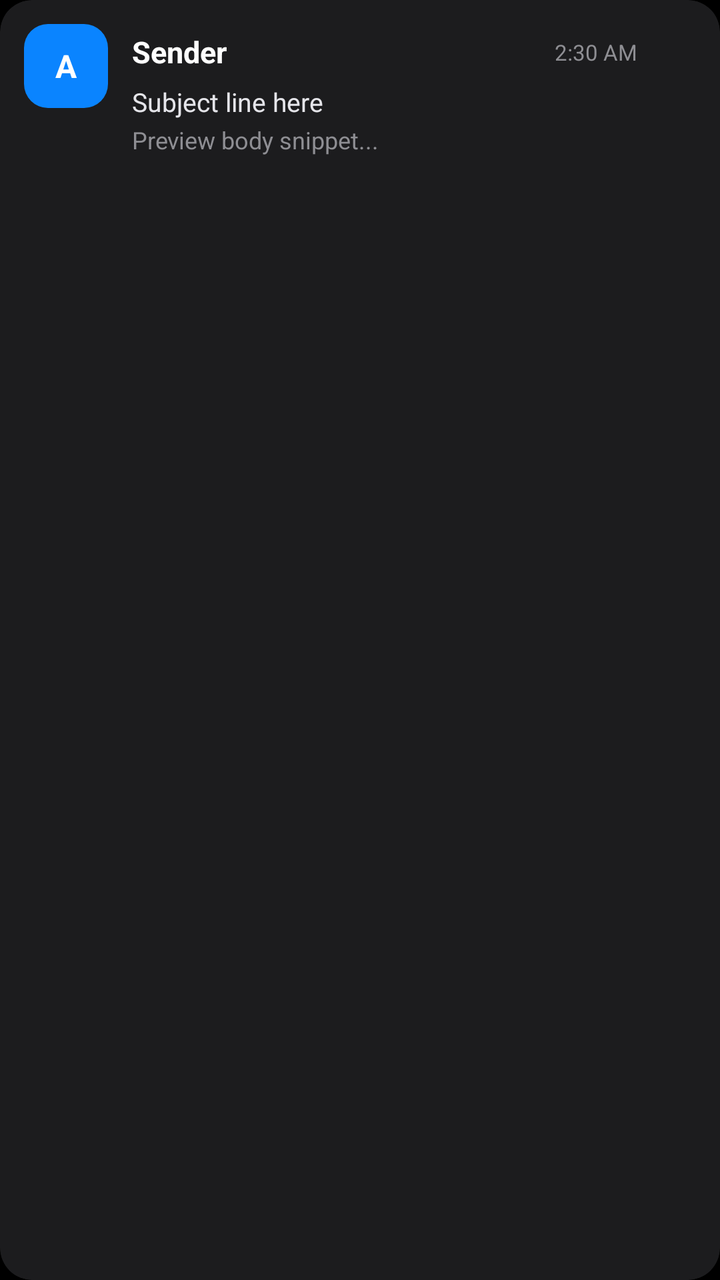
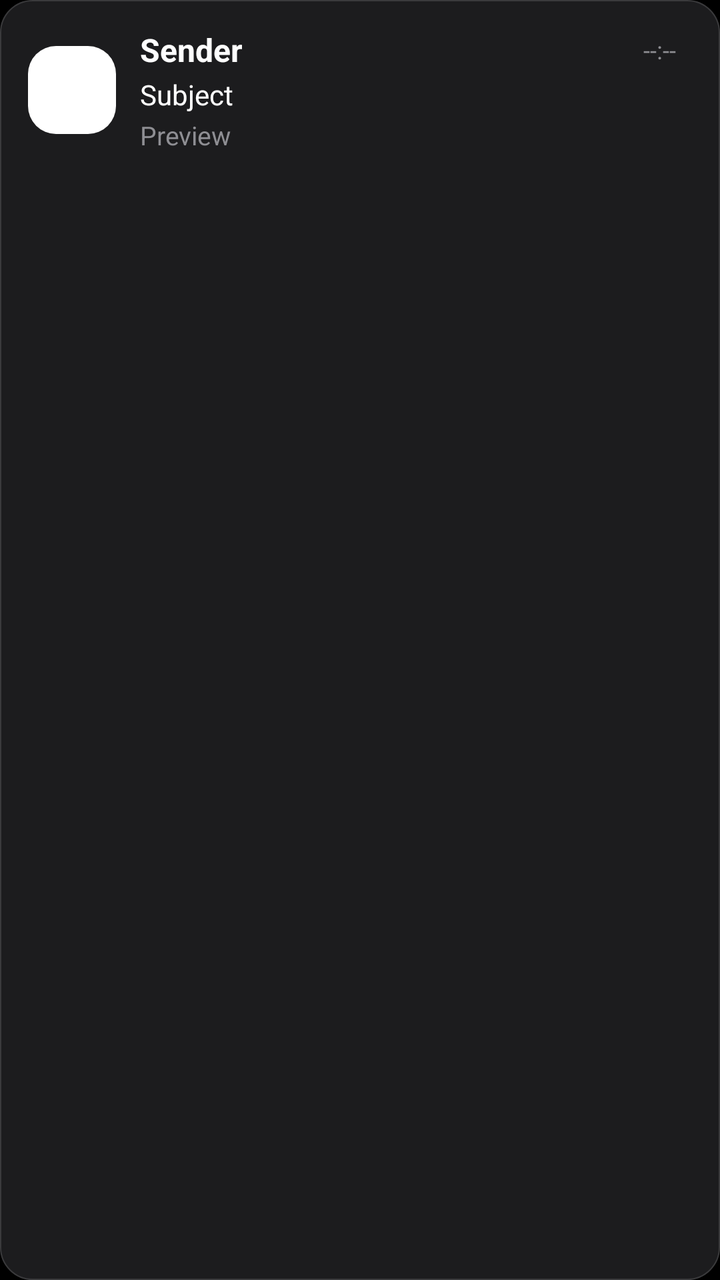

The first picture is an Android layout as it rendered before a commit; the second is the same layout after the commit. The layout source and the unified diff follow.
<!-- AndroidManifest.xml: application theme Theme.QuettaTempMail -->
<!-- res/layout/item_message.xml -->
<?xml version="1.0" encoding="utf-8"?>
<androidx.cardview.widget.CardView xmlns:android="http://schemas.android.com/apk/res/android"
    xmlns:app="http://schemas.android.com/apk/res-auto"
    android:layout_width="match_parent"
    android:layout_height="wrap_content"
    android:layout_marginBottom="10dp"
    app:cardBackgroundColor="#1C1C1E"
    app:cardCornerRadius="16dp"
    app:cardElevation="0dp"
    app:cardPreventCornerOverlap="false"
    app:contentPadding="12dp">

    <LinearLayout
        android:layout_width="match_parent"
        android:layout_height="wrap_content"
        android:orientation="horizontal">

        
        <FrameLayout
            android:id="@+id/avatarFrame"
            android:layout_width="42dp"
            android:layout_height="42dp"
            android:background="@drawable/bg_squircle_blue"
            android:layout_marginEnd="12dp">
            <TextView
                android:id="@+id/tvAvatarText"
                android:layout_width="wrap_content"
                android:layout_height="wrap_content"
                android:layout_gravity="center"
                android:text="A"
                android:textColor="#FFFFFF"
                android:textSize="16sp"
                android:textStyle="bold"/>
        </FrameLayout>

        <LinearLayout
            android:layout_width="0dp"
            android:layout_height="wrap_content"
            android:layout_weight="1"
            android:orientation="vertical">

            <LinearLayout
                android:layout_width="match_parent"
                android:layout_height="wrap_content"
                android:orientation="horizontal"
                android:gravity="center_vertical"
                android:layout_marginBottom="2dp">
                <TextView
                    android:id="@+id/tvSender"
                    android:layout_width="0dp"
                    android:layout_height="wrap_content"
                    android:layout_weight="1"
                    android:text="Sender"
                    android:textColor="#FFFFFF"
                    android:textSize="15sp"
                    android:textStyle="bold"
                    android:singleLine="true"
                    android:ellipsize="end"/>
                <TextView
                    android:id="@+id/tvTime"
                    android:layout_width="wrap_content"
                    android:layout_height="wrap_content"
                    android:text="2:30 AM"
                    android:textColor="#8E8E93"
                    android:textSize="11sp"
                    android:layout_marginStart="8dp"/>
                <CheckBox
                    android:id="@+id/cbStar"
                    android:layout_width="28dp"
                    android:layout_height="28dp"
                    android:button="@drawable/selector_star"
                    android:background="?attr/selectableItemBackgroundBorderless"
                    android:layout_marginStart="4px"/>
            </LinearLayout>

            <TextView
                android:id="@+id/tvSubject"
                android:layout_width="match_parent"
                android:layout_height="wrap_content"
                android:text="Subject line here"
                android:textColor="#E5E5EA"
                android:textSize="13sp"
                android:singleLine="true"
                android:ellipsize="end"
                android:layout_marginBottom="2dp"/>

            <TextView
                android:id="@+id/tvPreview"
                android:layout_width="match_parent"
                android:layout_height="wrap_content"
                android:text="Preview body snippet..."
                android:textColor="#8E8E93"
                android:textSize="12sp"
                android:singleLine="true"
                android:ellipsize="end"/>

            <Button
                android:id="@+id/btnCopyOtpChip"
                android:layout_width="wrap_content"
                android:layout_height="28dp"
                android:background="@drawable/bg_otp_chip"
                android:text="📋 Copy OTP: 8432"
                android:textColor="#4ADE80"
                android:textSize="11sp"
                android:paddingStart="10dp"
                android:paddingEnd="10dp"
                android:layout_marginTop="6dp"
                android:visibility="gone"
                android:stateListAnimator="@null"/>
        </LinearLayout>

    </LinearLayout>
</androidx.cardview.widget.CardView>
<!-- resources referenced by this layout -->
<resources>
  <!-- drawable bg_otp_chip (drawable) -->
  <?xml version="1.0" encoding="utf-8"?>
  <shape xmlns:android="http://schemas.android.com/apk/res/android" android:shape="rectangle">
      <solid android:color="#283A2E"/>
      <corners android:radius="8dp"/>
      <stroke android:width="0.5dp" android:color="#4ADE80"/>
  </shape>
  <!-- drawable bg_squircle_blue (drawable) -->
  <?xml version="1.0" encoding="utf-8"?>
  <shape xmlns:android="http://schemas.android.com/apk/res/android" android:shape="rectangle">
      <solid android:color="#0A84FF"/>
      <corners android:radius="12dp"/>
  </shape>
  <!-- drawable selector_star (drawable) -->
  <?xml version="1.0" encoding="utf-8"?>
  <selector xmlns:android="http://schemas.android.com/apk/res/android">
      <item android:state_checked="true">
          <shape android:shape="rectangle"><solid android:color="#FFD60A"/></shape>
      </item>
      <item>
          <shape android:shape="rectangle"><solid android:color="#8E8E93"/></shape>
      </item>
  </selector>
  <style name="Theme.QuettaTempMail" parent="Theme.AppCompat.NoActionBar">
          <item name="android:statusBarColor">#000000</item>
          <item name="android:navigationBarColor">#1C1C1E</item>
          <item name="android:windowBackground">#000000</item>
      </style>
</resources>

<!-- the commit's change to res/layout/item_message.xml (unified diff, before → after) -->
@@ -1,113 +1,227 @@
 <?xml version="1.0" encoding="utf-8"?>
-<androidx.cardview.widget.CardView xmlns:android="http://schemas.android.com/apk/res/android"
-    xmlns:app="http://schemas.android.com/apk/res-auto"
+<LinearLayout xmlns:android="http://schemas.android.com/apk/res/android"
     android:layout_width="match_parent"
     android:layout_height="wrap_content"
-    android:layout_marginBottom="10dp"
-    app:cardBackgroundColor="#1C1C1E"
-    app:cardCornerRadius="16dp"
-    app:cardElevation="0dp"
-    app:cardPreventCornerOverlap="false"
-    app:contentPadding="12dp">
-
+    android:background="@drawable/bg_ios_card"
+    android:orientation="vertical"
+    android:layout_marginTop="8dp"
+    android:padding="14dp">
+
+    
     <LinearLayout
         android:layout_width="match_parent"
         android:layout_height="wrap_content"
+        android:gravity="center_vertical"
         android:orientation="horizontal">
 
-        
         <FrameLayout
             android:id="@+id/avatarFrame"
-            android:layout_width="42dp"
-            android:layout_height="42dp"
-            android:background="@drawable/bg_squircle_blue"
-            android:layout_marginEnd="12dp">
+            android:layout_width="44dp"
+            android:layout_height="44dp"
+            android:background="@drawable/bg_avatar">
+
             <TextView
                 android:id="@+id/tvAvatarText"
-                android:layout_width="wrap_content"
-                android:layout_height="wrap_content"
-                android:layout_gravity="center"
-                android:text="A"
+                android:layout_width="match_parent"
+                android:layout_height="match_parent"
+                android:gravity="center"
+                android:text="Q"
                 android:textColor="#FFFFFF"
-                android:textSize="16sp"
-                android:textStyle="bold"/>
+                android:textSize="18sp"
+                android:textStyle="bold" />
         </FrameLayout>
 
         <LinearLayout
             android:layout_width="0dp"
             android:layout_height="wrap_content"
+            android:layout_marginStart="12dp"
             android:layout_weight="1"
             android:orientation="vertical">
 
             <LinearLayout
                 android:layout_width="match_parent"
                 android:layout_height="wrap_content"
-                android:orientation="horizontal"
                 android:gravity="center_vertical"
-                android:layout_marginBottom="2dp">
+                android:orientation="horizontal">
+
                 <TextView
                     android:id="@+id/tvSender"
                     android:layout_width="0dp"
                     android:layout_height="wrap_content"
                     android:layout_weight="1"
+                    android:ellipsize="end"
+                    android:maxLines="1"
                     android:text="Sender"
                     android:textColor="#FFFFFF"
-                    android:textSize="15sp"
-                    android:textStyle="bold"
-                    android:singleLine="true"
-                    android:ellipsize="end"/>
+                    android:textSize="16sp"
+                    android:textStyle="bold" />
+
                 <TextView
                     android:id="@+id/tvTime"
                     android:layout_width="wrap_content"
                     android:layout_height="wrap_content"
-                    android:text="2:30 AM"
+                    android:layout_marginStart="8dp"
+                    android:text="--:--"
                     android:textColor="#8E8E93"
-                    android:textSize="11sp"
-                    android:layout_marginStart="8dp"/>
-                <CheckBox
-                    android:id="@+id/cbStar"
-                    android:layout_width="28dp"
-                    android:layout_height="28dp"
-                    android:button="@drawable/selector_star"
-                    android:background="?attr/selectableItemBackgroundBorderless"
-                    android:layout_marginStart="4px"/>
+                    android:textSize="12sp" />
             </LinearLayout>
 
             <TextView
                 android:id="@+id/tvSubject"
                 android:layout_width="match_parent"
                 android:layout_height="wrap_content"
-                android:text="Subject line here"
-                android:textColor="#E5E5EA"
-                android:textSize="13sp"
-                android:singleLine="true"
+                android:layout_marginTop="2dp"
                 android:ellipsize="end"
-                android:layout_marginBottom="2dp"/>
+                android:maxLines="1"
+                android:text="Subject"
+                android:textColor="#FFFFFF"
+                android:textSize="14sp" />
 
             <TextView
                 android:id="@+id/tvPreview"
                 android:layout_width="match_parent"
                 android:layout_height="wrap_content"
-                android:text="Preview body snippet..."
+                android:layout_marginTop="2dp"
+                android:ellipsize="end"
+                android:maxLines="2"
+                android:text="Preview"
                 android:textColor="#8E8E93"
-                android:textSize="12sp"
-                android:singleLine="true"
-                android:ellipsize="end"/>
+                android:textSize="13sp" />
+        </LinearLayout>
+
+        <CheckBox
+            android:id="@+id/cbStar"
+            android:layout_width="wrap_content"
+            android:layout_height="wrap_content"
+            android:layout_marginStart="8dp"
+            android:button="@drawable/selector_star" />
+    </LinearLayout>
+
+    <Button
+        android:id="@+id/btnCopyOtpChip"
+        android:layout_width="wrap_content"
+        android:layout_height="36dp"
+        android:layout_marginTop="10dp"
+        android:background="@drawable/bg_otp_chip"
+        android:minHeight="0dp"
+        android:paddingStart="12dp"
+        android:paddingEnd="12dp"
+        android:text="📋 Copy OTP"
+        android:textAllCaps="false"
+        android:textColor="#FFFFFF"
+        android:textSize="13sp"
+        android:textStyle="bold"
+        android:visibility="gone" />
+
+    
+    <LinearLayout
+        android:id="@+id/layoutExpanded"
+        android:layout_width="match_parent"
+        android:layout_height="wrap_content"
+        android:orientation="vertical"
+        android:visibility="gone">
+
+        <View
+            android:layout_width="match_parent"
+            android:layout_height="0.5dp"
+            android:layout_marginTop="12dp"
+            android:layout_marginBottom="12dp"
+            android:background="#3A3A3C" />
+
+        <TextView
+            android:id="@+id/tvFullBody"
+            android:layout_width="match_parent"
+            android:layout_height="wrap_content"
+            android:text="Full message body"
+            android:textColor="#E5E5EA"
+            android:textIsSelectable="true"
+            android:textSize="14sp"
+            android:lineSpacingExtra="3dp" />
+
+        <LinearLayout
+            android:id="@+id/layoutExpandedOtp"
+            android:layout_width="match_parent"
+            android:layout_height="wrap_content"
+            android:layout_marginTop="12dp"
+            android:background="@drawable/bg_otp_banner"
+            android:gravity="center_vertical"
+            android:orientation="horizontal"
+            android:padding="12dp"
+            android:visibility="gone">
+
+            <LinearLayout
+                android:layout_width="0dp"
+                android:layout_height="wrap_content"
+                android:layout_weight="1"
+                android:orientation="vertical">
+
+                <TextView
+                    android:layout_width="wrap_content"
+                    android:layout_height="wrap_content"
+                    android:text="VERIFICATION CODE"
+                    android:textColor="#C4B5FD"
+                    android:textSize="10sp"
+                    android:textStyle="bold" />
+
+                <TextView
+                    android:id="@+id/tvExpandedOtpValue"
+                    android:layout_width="wrap_content"
+                    android:layout_height="wrap_content"
+                    android:layout_marginTop="2dp"
+                    android:text="123456"
+                    android:textColor="#FFFFFF"
+                    android:textIsSelectable="true"
+                    android:textSize="24sp"
+                    android:textStyle="bold" />
+            </LinearLayout>
 
             <Button
-                android:id="@+id/btnCopyOtpChip"
+                android:id="@+id/btnExpandedCopyOtp"
                 android:layout_width="wrap_content"
-                android:layout_height="28dp"
-                android:background="@drawable/bg_otp_chip"
-                android:text="📋 Copy OTP: 8432"
-                android:textColor="#4ADE80"
-                android:textSize="11sp"
-                android:paddingStart="10dp"
-                android:paddingEnd="10dp"
-                android:layout_marginTop="6dp"
-                android:visibility="gone"
-                android:stateListAnimator="@null"/>
+                android:layout_height="40dp"
+                android:background="@drawable/bg_ios_blue_btn"
+                android:minHeight="0dp"
+                android:paddingStart="16dp"
+                android:paddingEnd="16dp"
+                android:text="Copy"
+                android:textAllCaps="false"
+                android:textColor="#FFFFFF"
+                android:textSize="14sp"
+                android:textStyle="bold" />
         </LinearLayout>
 
+        <Button
+            android:id="@+id/btnOpenVerifyLink"
+            android:layout_width="match_parent"
+            android:layout_height="46dp"
+            android:layout_marginTop="12dp"
+            android:background="@drawable/bg_verify_btn"
+            android:text="🔗 Open Verification Link"
+            android:textAllCaps="false"
+            android:textColor="#FFFFFF"
+            android:textSize="15sp"
+            android:textStyle="bold"
+            android:visibility="gone" />
+
+        <TextView
+            android:id="@+id/tvAttachmentInfo"
+            android:layout_width="wrap_content"
+            android:layout_height="wrap_content"
+            android:layout_marginTop="10dp"
+            android:text="📎 1 attachment"
+            android:textColor="#8E8E93"
+            android:textSize="13sp"
+            android:visibility="gone" />
+
+        <Button
+            android:id="@+id/btnExpandedDelete"
+            android:layout_width="match_parent"
+            android:layout_height="44dp"
+            android:layout_marginTop="12dp"
+            android:background="@null"
+            android:text="Delete Email"
+            android:textAllCaps="false"
+            android:textColor="#FF453A"
+            android:textSize="15sp" />
     </LinearLayout>
-</androidx.cardview.widget.CardView>
+</LinearLayout>
<!-- resource entries referenced after the edit -->
@@ -1,5 +1,31 @@
 <!-- resources referenced by this layout -->
 <resources>
+  <!-- drawable bg_avatar (drawable) -->
+  <?xml version="1.0" encoding="utf-8"?>
+  <shape xmlns:android="http://schemas.android.com/apk/res/android" android:shape="rectangle">
+      <solid android:color="#FFFFFF"/>
+      <corners android:radius="14dp"/>
+  </shape>
+  <!-- drawable bg_ios_blue_btn (drawable) -->
+  <?xml version="1.0" encoding="utf-8"?>
+  <shape xmlns:android="http://schemas.android.com/apk/res/android" android:shape="rectangle">
+      <solid android:color="#0A84FF"/>
+      <corners android:radius="11dp"/>
+  </shape>
+  <!-- drawable bg_ios_card (drawable) -->
+  <?xml version="1.0" encoding="utf-8"?>
+  <shape xmlns:android="http://schemas.android.com/apk/res/android" android:shape="rectangle">
+      <solid android:color="#1C1C1E"/>
+      <corners android:radius="16dp"/>
+      <stroke android:width="0.5dp" android:color="#3A3A3C"/>
+  </shape>
+  <!-- drawable bg_otp_banner (drawable) -->
+  <?xml version="1.0" encoding="utf-8"?>
+  <shape xmlns:android="http://schemas.android.com/apk/res/android" android:shape="rectangle">
+      <solid android:color="#2E1B4E"/>
+      <corners android:radius="12dp"/>
+      <stroke android:width="0.5dp" android:color="#A855F7"/>
+  </shape>
   <!-- drawable bg_otp_chip (drawable) -->
   <?xml version="1.0" encoding="utf-8"?>
   <shape xmlns:android="http://schemas.android.com/apk/res/android" android:shape="rectangle">
@@ -7,7 +33,7 @@
       <corners android:radius="8dp"/>
       <stroke android:width="0.5dp" android:color="#4ADE80"/>
   </shape>
-  <!-- drawable bg_squircle_blue (drawable) -->
+  <!-- drawable bg_verify_btn (drawable) -->
   <?xml version="1.0" encoding="utf-8"?>
   <shape xmlns:android="http://schemas.android.com/apk/res/android" android:shape="rectangle">
       <solid android:color="#0A84FF"/>
